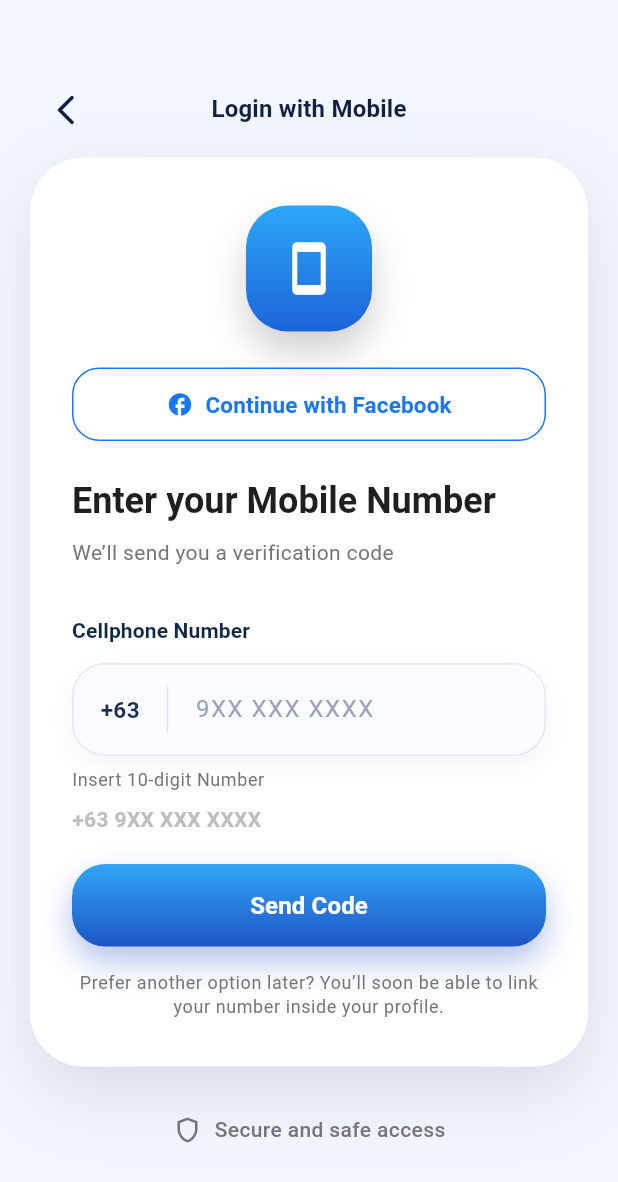
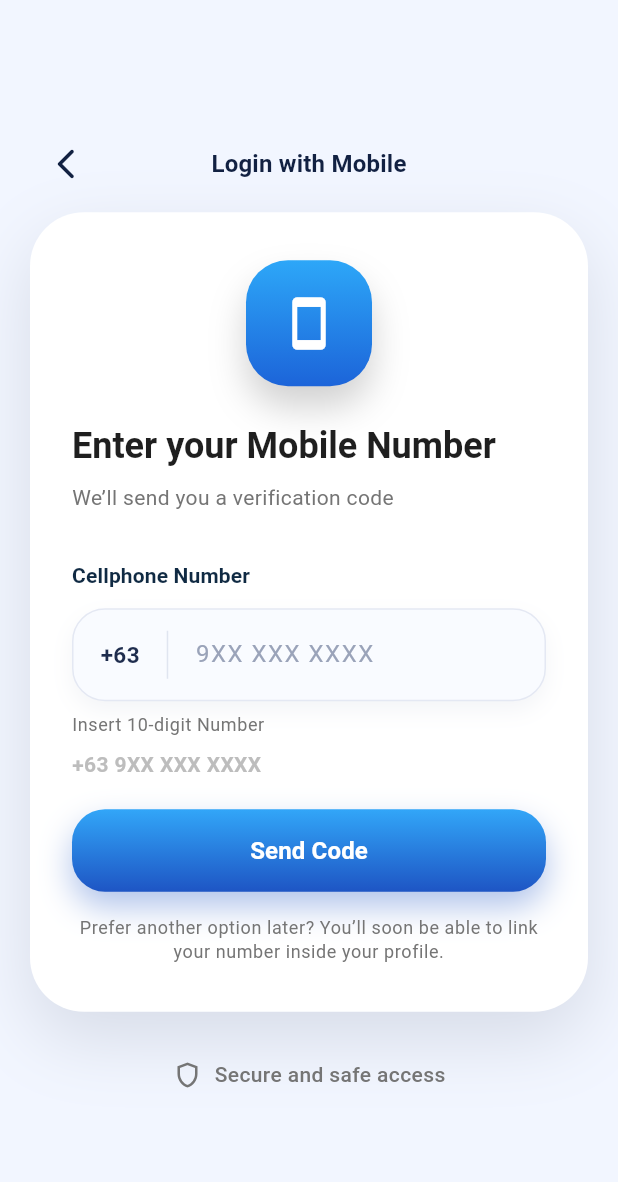
Before and after one commit to eori1/bayankonek, a Flutter app: the screen it shows after launch, after a tap on "Login with Mobile", on a phone screen of 412 x 824 dp. Shown: the top 1182 px of the screen. Run offline on Flutter 3.47's test engine with Material 3 defaults, Android fonts, the phone set to English and light mode, and no system bars; our stand-ins replace cloud_firestore, firebase_auth, firebase_core; missing offline and left inert: flutter_facebook_auth; accounts and stored records are empty.

Commit message:
Remove Facebook login functionality from MobileLoginPage and LandingPage. Cleaned up related UI components and state management for a more streamlined user experience.

```diff
--- a/lib/main.dart
+++ b/lib/main.dart
@@ -78,13 +78,6 @@ class LandingPage extends StatelessWidget {
                       ),
                     );
                   },
-                ),
-                const SizedBox(height: 16),
-                _PrimaryButton(
-                  label: 'Continue with Facebook',
-                  icon: Icons.facebook,
-                  background: const Color(0xFF1E55C4),
-                  onPressed: () {},
                 ),
                 const SizedBox(height: 32),
                 Row(
--- a/lib/screens/mobile_login_page.dart
+++ b/lib/screens/mobile_login_page.dart
@@ -21,7 +21,6 @@ class _MobileLoginPageState extends State<MobileLoginPage> {
   final TextEditingController _phoneController = TextEditingController();
   final PhoneNumberFormatter _phoneFormatter = PhoneNumberFormatter();
   bool _isSending = false;
-  bool _isFacebookLoading = false;
   String? _errorMessage;
 
   String get _enteredDigits =>
@@ -137,33 +136,6 @@ class _MobileLoginPageState extends State<MobileLoginPage> {
     }
   }
 
-  Future<void> _signInWithFacebook() async {
-    setState(() {
-      _isFacebookLoading = true;
-      _errorMessage = null;
-    });
-    try {
-      await AuthService.instance.signInWithFacebook();
-      if (!mounted) return;
-      Navigator.of(context).pushAndRemoveUntil(
-        MaterialPageRoute(builder: (_) => const HomePage()),
-        (route) => false,
-      );
-    } on FirebaseAuthException catch (e) {
-      setState(() {
-        _errorMessage = e.message ?? 'Facebook login failed. Please try again.';
-      });
-    } catch (_) {
-      setState(() {
-        _errorMessage = 'Facebook login failed. Please try again.';
-      });
-    } finally {
-      if (mounted) {
-        setState(() => _isFacebookLoading = false);
-      }
-    }
-  }
-
   @override
   Widget build(BuildContext context) {
     return Scaffold(
@@ -230,51 +202,6 @@ class _MobileLoginPageState extends State<MobileLoginPage> {
                                 color: Colors.white,
                                 size: 38,
                               ),
-                            ),
-                          ),
-                          const SizedBox(height: 24),
-                          SizedBox(
-                            width: double.infinity,
-                            child: OutlinedButton(
-                              onPressed: _isFacebookLoading
-                                  ? null
-                                  : _signInWithFacebook,
-                              style: OutlinedButton.styleFrom(
-                                foregroundColor: const Color(0xFF1877F2),
-                                side: const BorderSide(
-                                  color: Color(0xFF1877F2),
-                                ),
-                                shape: RoundedRectangleBorder(
-                                  borderRadius: BorderRadius.circular(18),
-                                ),
-                                padding: const EdgeInsets.symmetric(
-                                  vertical: 14,
-                                ),
-                              ),
-                              child: _isFacebookLoading
-                                  ? const SizedBox(
-                                      width: 20,
-                                      height: 20,
-                                      child: CircularProgressIndicator(
-                                        strokeWidth: 2,
-                                      ),
-                                    )
-                                  : Row(
-                                      mainAxisSize: MainAxisSize.min,
-                                      mainAxisAlignment:
-                                          MainAxisAlignment.center,
-                                      children: const [
-                                        Icon(Icons.facebook),
-                                        SizedBox(width: 8),
-                                        Text(
-                                          'Continue with Facebook',
-                                          style: TextStyle(
-                                            fontWeight: FontWeight.w700,
-                                            fontSize: 15,
-                                          ),
-                                        ),
-                                      ],
-                                    ),
                             ),
                           ),
                           const SizedBox(height: 24),
```
